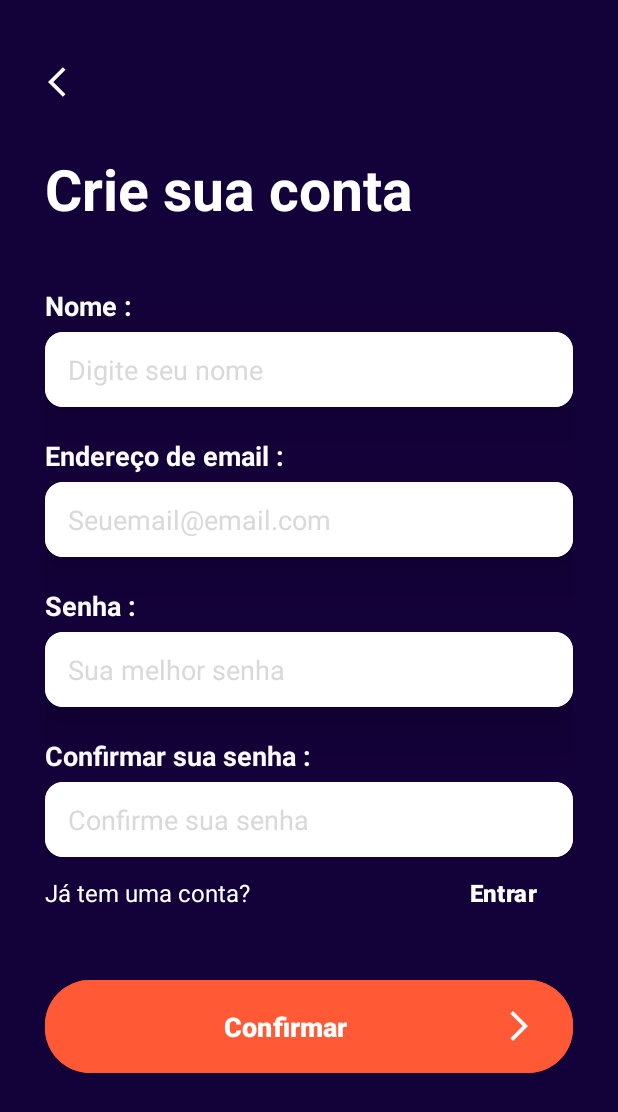
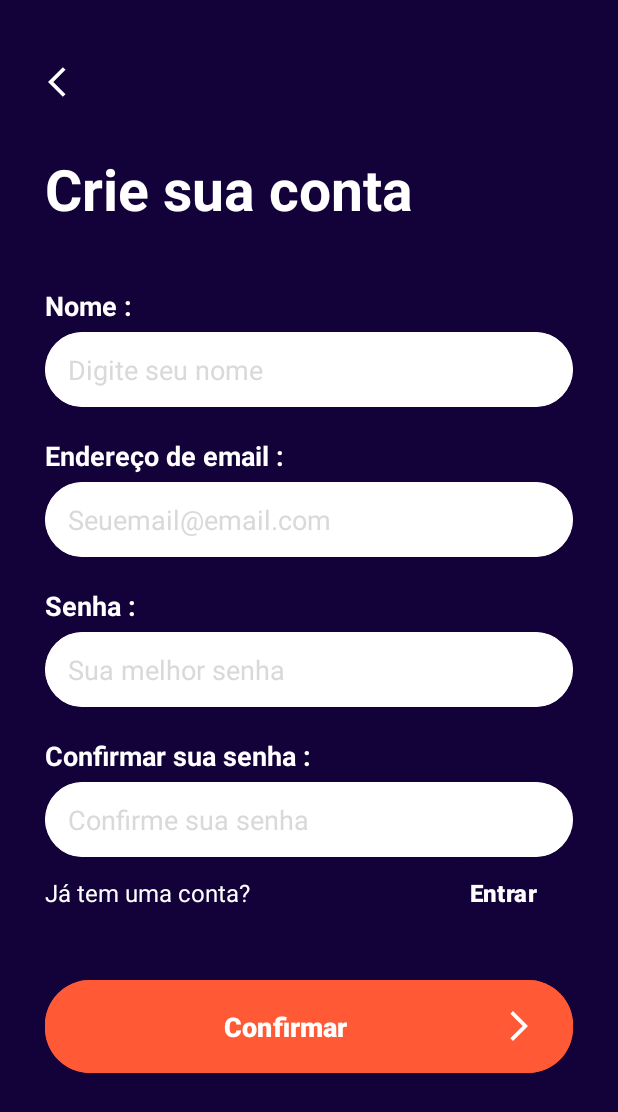
Before and after one commit to DevListApp/DevList, an Android app: the RegisterUser screen opened directly, with no data from a screen before it, on a phone screen of 412 x 824 dp. Shown: the top 1112 px of the screen. Run offline under Robolectric (Android 15) with nearby library versions, the phone set to English and light mode, and no system bars; our stand-ins replace Firebase (no records; nobody signed in at launch, a user with empty details on screens opened directly).

Commit message:
style: Padronização inputs

```diff
--- a/app/src/main/res/layout/activity_login_user.xml
+++ b/app/src/main/res/layout/activity_login_user.xml
@@ -79,7 +79,7 @@
                     android:layout_height="50dp"
                     android:layout_marginTop="5dp"
                     app:cardCornerRadius="30dp"
-                    app:cardElevation="20dp">
+                    app:cardElevation="0dp">
 
                     <EditText
                         android:id="@+id/loginEmail"
@@ -110,7 +110,7 @@
                     android:layout_height="50dp"
                     android:layout_marginTop="5dp"
                     app:cardCornerRadius="30dp"
-                    app:cardElevation="20dp">
+                    app:cardElevation="0dp">
 
                     <EditText
                         android:id="@+id/loginPassword"
--- a/app/src/main/res/layout/activity_register_user.xml
+++ b/app/src/main/res/layout/activity_register_user.xml
@@ -64,9 +64,9 @@
                 <androidx.cardview.widget.CardView
                     android:layout_width="match_parent"
                     android:layout_height="50dp"
-                    app:cardCornerRadius="12dp"
+                    app:cardCornerRadius="30dp"
                     android:layout_marginTop="5dp"
-                    app:cardElevation="20dp">
+                    app:cardElevation="0dp">
                     <EditText
                         android:id="@+id/registerName"
                         android:layout_width="match_parent"
@@ -94,9 +94,9 @@
                 <androidx.cardview.widget.CardView
                     android:layout_width="match_parent"
                     android:layout_height="50dp"
-                    app:cardCornerRadius="12dp"
+                    app:cardCornerRadius="30dp"
                     android:layout_marginTop="5dp"
-                    app:cardElevation="20dp">
+                    app:cardElevation="0dp">
                     <EditText
                         android:id="@+id/registerEmail"
                         android:inputType="textEmailAddress"
@@ -124,9 +124,9 @@
                 <androidx.cardview.widget.CardView
                     android:layout_width="match_parent"
                     android:layout_height="50dp"
-                    app:cardCornerRadius="12dp"
+                    app:cardCornerRadius="30dp"
                     android:layout_marginTop="5dp"
-                    app:cardElevation="20dp">
+                    app:cardElevation="0dp">
                     <EditText
                         android:id="@+id/registerPassword"
                         android:layout_width="match_parent"
@@ -154,9 +154,9 @@
                 <androidx.cardview.widget.CardView
                     android:layout_width="match_parent"
                     android:layout_height="50dp"
-                    app:cardCornerRadius="12dp"
+                    app:cardCornerRadius="30dp"
                     android:layout_marginTop="5dp"
-                    app:cardElevation="20dp">
+                    app:cardElevation="0dp">
                     <EditText
                         android:id="@+id/confirmPassword"
                         android:layout_width="match_parent"
```
Also changed, not shown: app/src/main/res/layout/activity_reset_password.xml (+7 -6 lines).
